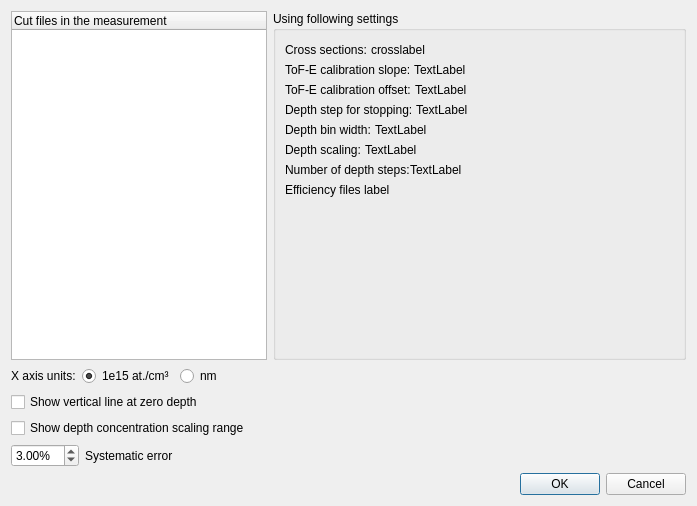
The window that ui_files/ui_depth_profile_params.ui (JYU-IBA/potku) describes before a commit, drawn with Qt 5.
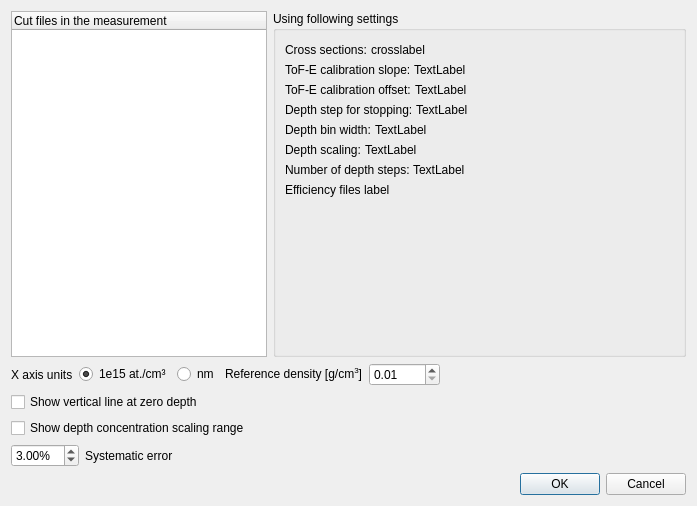
The same window after the commit.

Commit message:
Update correct Profile when changing reference_density in Depth Profile dialog (#119)
- Update request.default_measurement.profile.reference_density instead
  of measurement.profile.reference_density when measurement uses request
  settings
- Hide/show reference_density spinbox and label instead destroying and
  reinitializing it anytime x axis units is changed
- Refactor DepthProfileDialog to use binding module more extensively
- Remove name mangling (#72)

Diff of the .ui file:
```diff
--- a/ui_files/ui_depth_profile_params.ui
+++ b/ui_files/ui_depth_profile_params.ui
@@ -251,7 +251,7 @@
             <item>
              <widget class="QLabel" name="label_10">
               <property name="text">
-               <string>Number of depth steps:</string>
+               <string>Number of depth steps: </string>
               </property>
              </widget>
             </item>
@@ -329,7 +329,7 @@
      <item>
       <widget class="QLabel" name="label">
        <property name="text">
-        <string>X axis units:</string>
+        <string>X axis units</string>
        </property>
       </widget>
      </item>
@@ -353,6 +353,23 @@
        </property>
       </widget>
      </item>
+     <item>
+      <widget class="QLabel" name="label_reference_density">
+       <property name="text">
+        <string>&lt;html&gt;&lt;head/&gt;&lt;body&gt;&lt;p&gt;Reference density [g/cm&lt;span style=&quot; vertical-align:super;&quot;&gt;3&lt;/span&gt;]&lt;/p&gt;&lt;/body&gt;&lt;/html&gt;</string>
+       </property>
+      </widget>
+     </item>
+     <item>
+      <widget class="QDoubleSpinBox" name="sbox_reference_density">
+       <property name="minimum">
+        <double>0.010000000000000</double>
+       </property>
+       <property name="maximum">
+        <double>9999.000000000000000</double>
+       </property>
+      </widget>
+     </item>
      <item>
       <spacer name="horizontalSpacer">
        <property name="orientation">
```
The commit also changes 4 other files.
